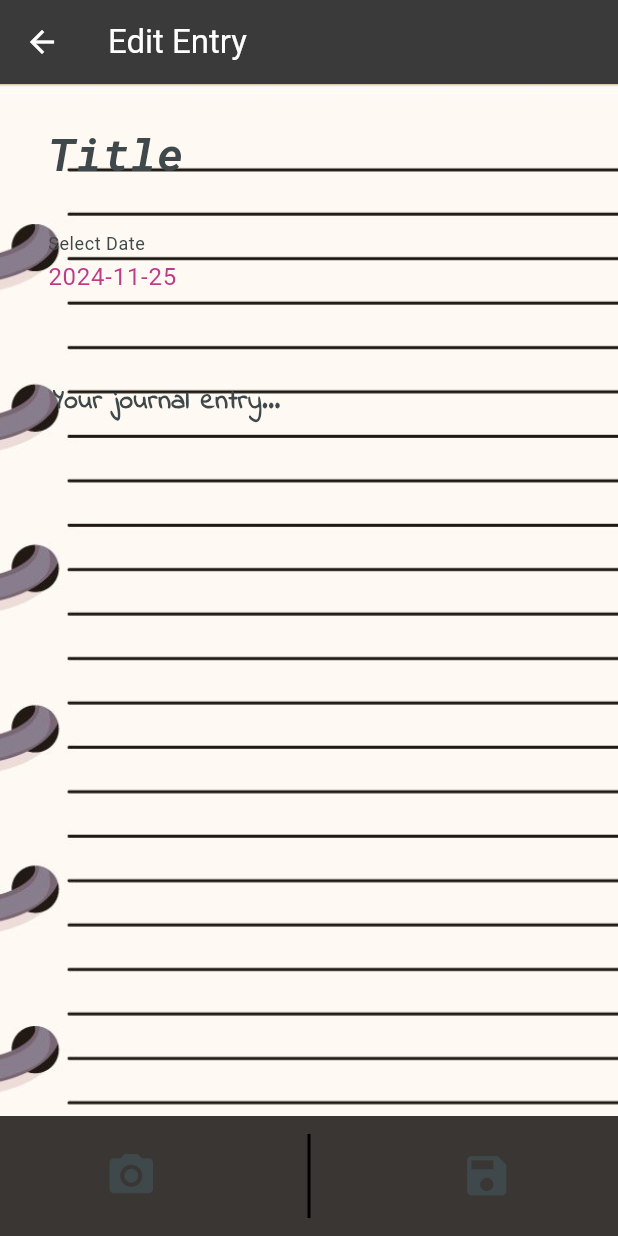
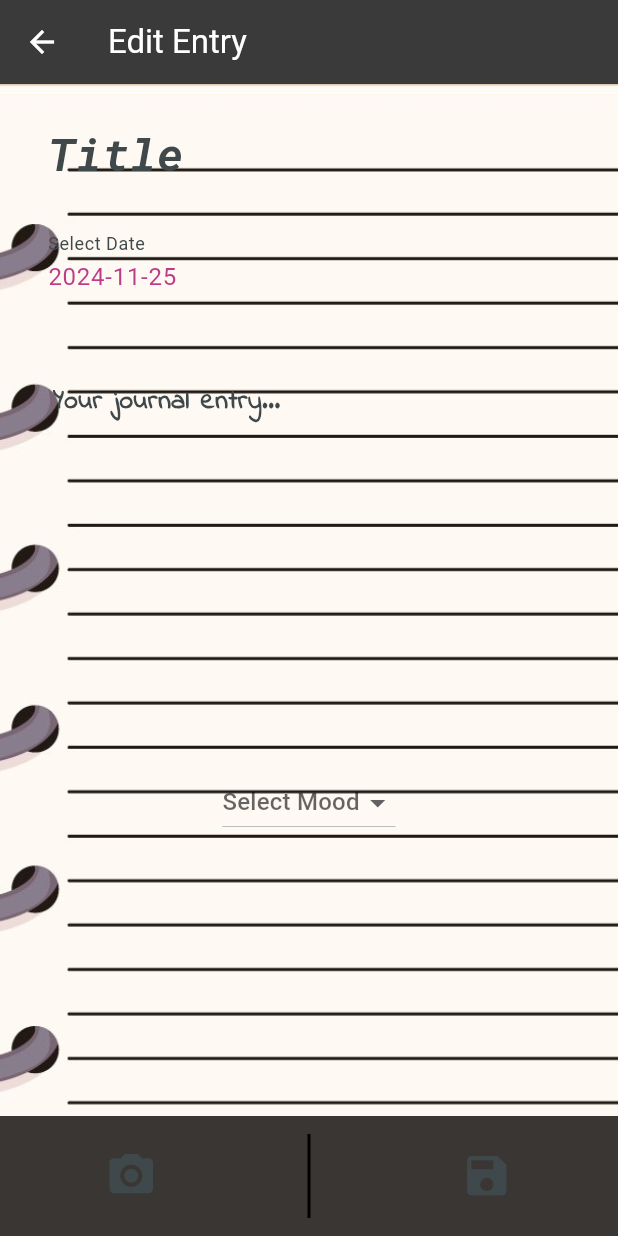
Before and after one commit to consnel8/FinalProject, a Flutter app: the EditJournalPage screen opened directly, on a phone screen of 412 x 824 dp. Run offline on Flutter 3.47's test engine with Material 3 defaults, Android fonts, the phone set to English and light mode, and no system bars; our stand-ins replace adaptive_theme, cloud_firestore, flex_color_scheme, flutter_local_notifications, geolocator, image_picker and 3 more; accounts and stored records are empty; project files that could hold a hidden picture were left out.

Commit message:
Added mood indicator

```diff
--- a/finalproject/lib/edit_journal_page.dart
+++ b/finalproject/lib/edit_journal_page.dart
@@ -17,6 +17,7 @@ class _EditJournalPageState extends State<EditJournalPage> {
   final _contentController = TextEditingController();
   File? _imageFile; // To hold the picked image file
   DateTime? _selectedDate; // To store the selected date
+  String? _selectedMood;  // Store the selected mood
 
   @override
   void initState() {
@@ -30,8 +31,10 @@ class _EditJournalPageState extends State<EditJournalPage> {
           ? File(widget.entry!.imageUrl!)
           : null; // Load existing image if present
       _selectedDate = widget.entry!.date; // Load existing date if present
+      _selectedMood = widget.entry!.mood;  // Prepopulate the mood if editing
     } else {
       _selectedDate = DateTime.now(); // Default to the current date if no entry is provided
+
     }
   }
 
@@ -202,6 +205,22 @@ class _EditJournalPageState extends State<EditJournalPage> {
                   fontFamily: 'IndieFlower',
                 ),
               ),
+              DropdownButton<String>(
+                value: _selectedMood,
+                hint: Text('Select Mood'),
+                items: ['Happy', 'Motivated', 'Sad', 'Excited', 'Angry', 'Hungry']
+                    .map((mood) {
+                  return DropdownMenuItem<String>(
+                    value: mood,
+                    child: Text(mood),
+                  );
+                }).toList(),
+                onChanged: (value) {
+                  setState(() {
+                    _selectedMood = value;
+                  });
+                },
+              ),
               const SizedBox(height: 16),
               // Display the picked or captured image if any
               if (_imageFile != null)
@@ -246,6 +265,7 @@ class _EditJournalPageState extends State<EditJournalPage> {
                   content: _contentController.text,
                   imageUrl: _imageFile?.path, // Save the file path as the image URL
                   date: _selectedDate ?? DateTime.now(), // Use selected date or default to now
+                  mood: _selectedMood,
                 );
 
                 Navigator.pop(context, updatedEntry); // Return the updated entry
--- a/finalproject/lib/journal_entry_model.dart
+++ b/finalproject/lib/journal_entry_model.dart
@@ -3,12 +3,14 @@ class JournalEntry {
   final String content;
   final DateTime date;
   final String? imageUrl;
+  final String? mood;
 
   JournalEntry({
     required this.title,
     required this.content,
     required this.date,
     this.imageUrl,
+    this.mood,
   });
 
   factory JournalEntry.fromJson(Map<String, dynamic> json) {
@@ -17,6 +19,7 @@ class JournalEntry {
       content: json['content'],
       date: DateTime.parse(json['date']),
       imageUrl: json['imageUrl'],
+      mood: json['mood'],
     );
   }
 
@@ -26,6 +29,7 @@ class JournalEntry {
       'content': content,
       'date': date.toIso8601String(),
       'imageUrl': imageUrl,
+      'mood': mood,
     };
   }
 }
```
Also changed, not shown: finalproject/lib/journal_page.dart (+49 -4 lines).
